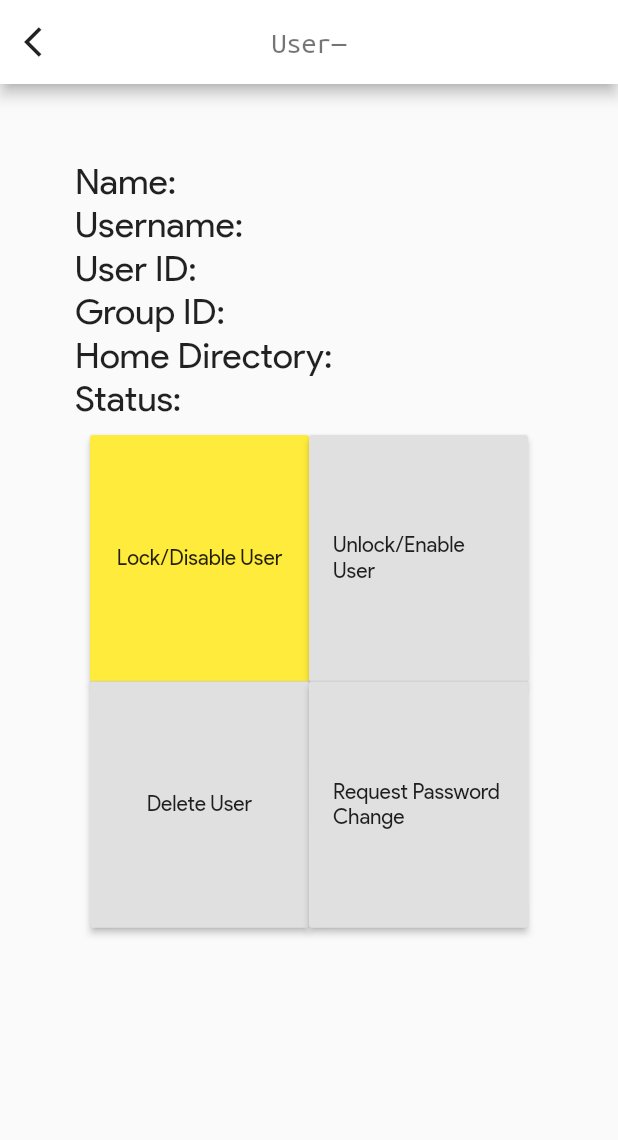
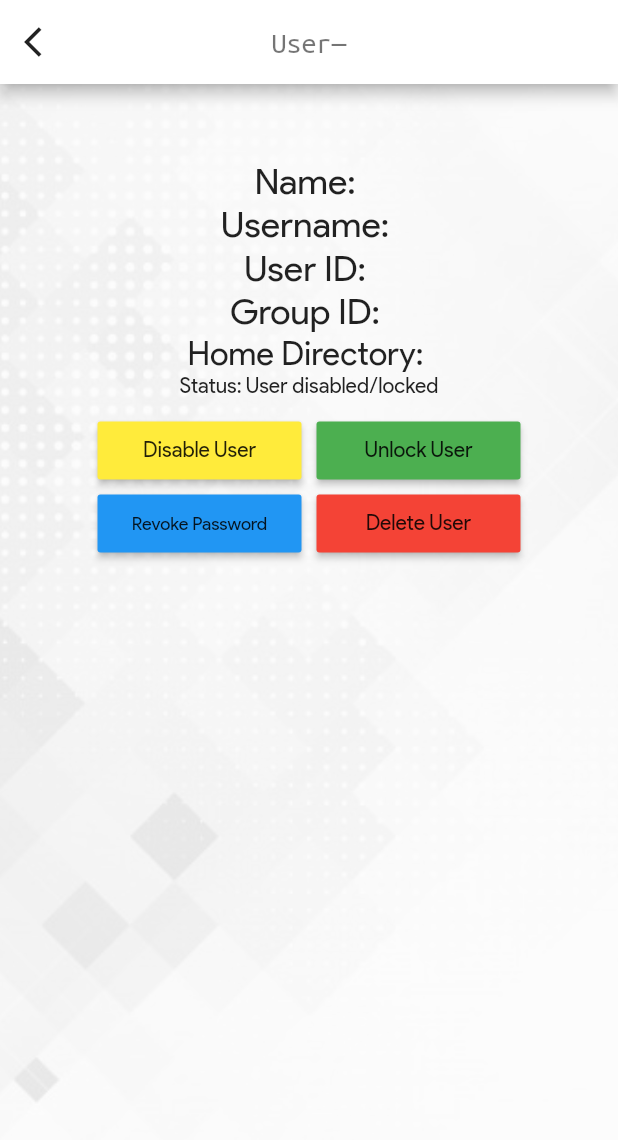
Before and after one commit to YashMuchhala/Esesech, a Flutter app: the UserSettings screen opened directly with empty values, on a phone screen of 412 x 824 dp. Shown: the top 1140 px of the screen. Run offline on Flutter 3.47's test engine with Material 2 defaults, Android fonts, the phone set to English and light mode, and no system bars; our stand-ins replace flutter_secure_storage, get_it; missing offline and left inert: ssh; accounts and stored records are empty.

Commit message:
FINAL FINAL

```diff
--- a/lib/core/services/ssh.dart
+++ b/lib/core/services/ssh.dart
@@ -1,7 +1,7 @@
 import 'package:ssh/ssh.dart';
 
 class SSHService {
-  static const String _HOST =
+  static const String HOST =
       "ec2-13-126-85-121.ap-south-1.compute.amazonaws.com";
   static const String _USERNAME = "ubuntu";
   static const int _PORT = 22;
@@ -9,7 +9,7 @@ class SSHService {
 
   static Future<String> execute(String command) async {
     SSHClient client = SSHClient(
-      host: _HOST,
+      host: HOST,
       username: _USERNAME,
       port: _PORT,
       passwordOrKey: _PASSWORD,
@@ -28,7 +28,7 @@ class SSHService {
 
   static Future<List<String>> executeMultiple(List<String> commands) async {
     SSHClient client = SSHClient(
-      host: _HOST,
+      host: HOST,
       username: _USERNAME,
       port: _PORT,
       passwordOrKey: _PASSWORD,
--- a/lib/ui/router.dart
+++ b/lib/ui/router.dart
@@ -19,8 +19,11 @@ class Router {
         return CupertinoPageRoute(builder: (_) => AddServerUserView());
       case RoutePath.SERVER_USER_SETTINGS:
         {
+          ServerUser serverUser = settings.arguments;
           return MaterialPageRoute(
-            builder: (_) => UserSettings(),
+            builder: (_) => UserSettings(
+              serverUser: serverUser,
+            ),
           );
         }
       default:
--- a/lib/ui/views/home.dart
+++ b/lib/ui/views/home.dart
@@ -1,4 +1,6 @@
+import 'package:esesech/core/constants/enums.dart';
 import 'package:esesech/core/constants/route_path.dart';
+import 'package:esesech/core/services/ssh.dart';
 import 'package:esesech/ui/widgets/user_tile.dart';
 import 'package:flutter/material.dart';
 
@@ -31,7 +33,7 @@ class HomeView extends StatelessWidget {
                       children: <Widget>[
                         Container(
                           child: Text(
-                            "ServerName",
+                            SSHService.HOST.substring(0, 30),
                             style: TextStyle(
                               color: Colors.black87,
                               fontFamily: "Product Sans",
@@ -39,13 +41,17 @@ class HomeView extends StatelessWidget {
                           ),
                         ),
                         Container(
-                          child: Icon(Icons.arrow_drop_down, color: Colors.black87,size: 20.0,),
+                          child: Icon(
+                            Icons.arrow_drop_down,
+                            color: Colors.black87,
+                            size: 20.0,
+                          ),
                         ),
                       ],
                     ),
                   ),
                   onTap: () {
-
+                    _showDialog(context);
                   }),
             ],
           ),
@@ -112,7 +118,9 @@ class HomeView extends StatelessWidget {
                       ),
                     ],
                   ),
-                  Container(
+                  model.state == ViewModelState.Busy
+                      ? Center(child: CircularProgressIndicator())
+                      : Container(
                           height: 300.0,
                           child: model.serverUserList.length == 0
                               ? Container()
@@ -123,7 +131,8 @@ class HomeView extends StatelessWidget {
                                     int index,
                                   ) {
                                     return UserTile(
-                                user: model.serverUserList.elementAt(index),
+                                      user:
+                                          model.serverUserList.elementAt(index),
                                     );
                                   },
                                 ),
@@ -162,4 +171,13 @@ class HomeView extends StatelessWidget {
       ),
     );
   }
+
+  void _showDialog(context) {
+    showDialog(
+      context: context,
+      builder: (BuildContext context) => AlertDialog(
+        title: Text("Servers"),
+      ),
+    );
   }
+}
--- a/lib/ui/views/shell.dart
+++ b/lib/ui/views/shell.dart
@@ -130,7 +130,8 @@ class _ShellViewState extends State<ShellView> {
                             await model
                                 .sendCommand(_commandTextController.value);
                             _commandTextController.clear();
-                            }),
+                          },
+                        ),
                       ),
               ),
             ],
--- a/lib/ui/views/user_settings.dart
+++ b/lib/ui/views/user_settings.dart
@@ -33,9 +33,17 @@ class _UserSettingsState extends State<UserSettings> {
         ),
       ),
       body: Container(
+        decoration: BoxDecoration(
+          image: DecorationImage(
+            colorFilter: ColorFilter.mode(
+                Colors.black.withOpacity(0.4), BlendMode.dstATop),
+            image: AssetImage("assets/background.jpg"),
+            fit: BoxFit.cover,
+          ),
+        ),
         padding: EdgeInsets.all(50.0),
         child: Column(
-          crossAxisAlignment: CrossAxisAlignment.start,
+          crossAxisAlignment: CrossAxisAlignment.center,
           children: <Widget>[
             Text(
               "Name: ${widget.serverUser.name}",
@@ -55,17 +63,22 @@ class _UserSettingsState extends State<UserSettings> {
             ),
             Text(
               "Home Directory: ${widget.serverUser.homeDirectory}",
-              style: TextStyle(fontSize: 24),
+              style: TextStyle(fontSize: 22),
             ),
             FutureBuilder<String>(
                 future: getServerUserInfo(),
                 builder: (context, snapshot) {
                   if (snapshot.hasData) {
                     userStatus = snapshot.data;
+
+                    if (snapshot.data == "P") {
                       return Text(
-                      "Status: ${snapshot.data}" ?? "",
+                        "Status: Enabled user",
                         style: TextStyle(fontSize: 24),
                       );
+                    } else {
+                      return Text("Status: User disabled/locked");
+                    }
                   } else {
                     return Text("");
                   }
@@ -74,24 +87,39 @@ class _UserSettingsState extends State<UserSettings> {
               child: GridView.count(
                 crossAxisCount: 2,
                 padding: EdgeInsets.all(10.0),
-                childAspectRatio: 8.0 / 9.0,
+                childAspectRatio: 3.0,
                 children: <Widget>[
-                  RaisedButton(
-                    child: Text("Lock/Disable User"),
+                  Container(
+                    padding: EdgeInsets.all(5.0),
+                    child: RaisedButton(
+                      child: Text("Disable User"),
                       onPressed: () => lockServerUser(),
                       color: Colors.yellow,
                     ),
-                  RaisedButton(
-                    child: Text("Unlock/Enable User"),
+                  ),
+                  Container(
+                    padding: EdgeInsets.all(5.0),
+                    child: RaisedButton(
+                      child: Text("Unlock User"),
                       onPressed: () => unlockServerUser(),
+                      color: Colors.green,
                     ),
-                  RaisedButton(
+                  ),
+                  Container(
+                    padding: EdgeInsets.all(5.0),
+                    child: RaisedButton(
+                      child: Text("Revoke Password", style: TextStyle(fontSize: 12),),
+                      onPressed: () => expireServerUserPassword(),
+                      color: Colors.blue,
+                    ),
+                  ),
+                  Container(
+                    padding: EdgeInsets.all(5.0),
+                    child: RaisedButton(
                       child: Text("Delete User"),
                       onPressed: () => deleteServerUser(),
+                      color: Colors.red,
                     ),
-                  RaisedButton(
-                    child: Text("Request Password Change"),
-                    onPressed: () => expireServerUserPassword(),
                   ),
                 ],
               ),
@@ -140,8 +168,8 @@ class _UserSettingsState extends State<UserSettings> {
   Future<void> lockServerUser() async {
     try {
       const String LOCK_USER = 'sudo passwd -l';
-      String _ =
-          await SSHService.execute(LOCK_USER + " " + widget.serverUser.username);
+      String _ = await SSHService.execute(
+          LOCK_USER + " " + widget.serverUser.username);
     } catch (e) {
       print("Error: $e");
     }
```
Lines whose indentation alone changed are shown as unchanged.
